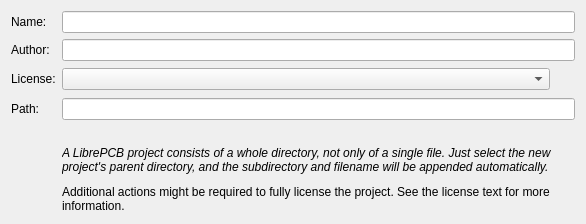
First picture: the form in libs/librepcb/editor/project/newprojectwizard/newprojectwizardpage_metadata.ui, repository LibrePCB/LibrePCB, before the edit.
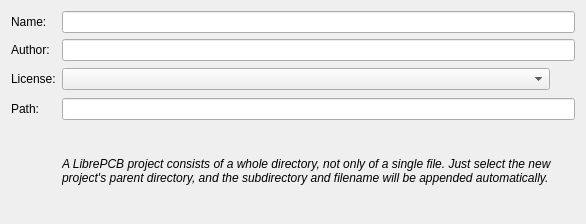
Second picture: the form after the edit. Icons and pictures are not drawn.

Commit message: Move "additional actions" note into tooltip

```diff
--- a/libs/librepcb/editor/project/newprojectwizard/newprojectwizardpage_metadata.ui
+++ b/libs/librepcb/editor/project/newprojectwizard/newprojectwizardpage_metadata.ui
@@ -167,16 +167,6 @@
      </property>
     </widget>
    </item>
-   <item row="9" column="1">
-    <widget class="QLabel" name="lblLicenseAdditionalActions">
-     <property name="text">
-      <string>Additional actions might be required to fully license the project. See the license text for more information.</string>
-     </property>
-     <property name="wordWrap">
-      <bool>true</bool>
-     </property>
-    </widget>
-   </item>
   </layout>
  </widget>
  <resources/>
```
Left out of the diff: 5 changed lines with no effect on the pictures.
